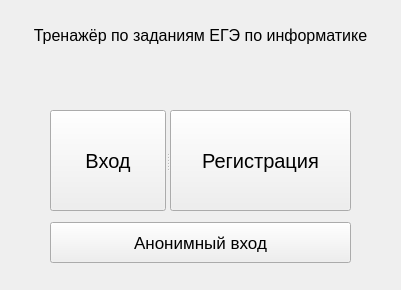
The window that data/enter.ui (ChibisGames/PyQt_trainer) describes before a commit, drawn with Qt 5.
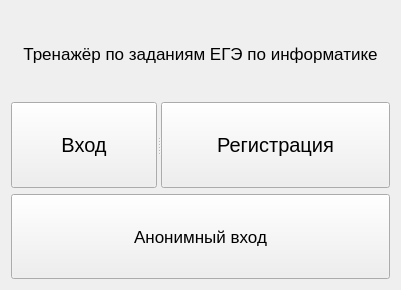
The same window after the commit.

What changed in the file:
```diff
--- a/data/enter.ui
+++ b/data/enter.ui
@@ -13,18 +13,12 @@
   <property name="windowTitle">
    <string>Вход/Регистрация</string>
   </property>
+  <layout class="QVBoxLayout" name="verticalLayout">
+   <item>
   <widget class="QLabel" name="info_label">
-   <property name="geometry">
-    <rect>
-     <x>30</x>
-     <y>10</y>
-     <width>341</width>
-     <height>51</height>
-    </rect>
-   </property>
    <property name="font">
     <font>
-     <pointsize>12</pointsize>
+       <pointsize>13</pointsize>
     </font>
    </property>
    <property name="layoutDirection">
@@ -37,15 +31,9 @@
     <set>Qt::AlignCenter</set>
    </property>
   </widget>
+   </item>
+   <item>
   <widget class="QSplitter" name="splitter">
-   <property name="geometry">
-    <rect>
-     <x>50</x>
-     <y>110</y>
-     <width>301</width>
-     <height>101</height>
-    </rect>
-   </property>
    <property name="orientation">
     <enum>Qt::Horizontal</enum>
    </property>
@@ -70,14 +58,14 @@
     </property>
    </widget>
   </widget>
+   </item>
+   <item>
   <widget class="QPushButton" name="anonim">
-   <property name="geometry">
-    <rect>
-     <x>50</x>
-     <y>222</y>
-     <width>301</width>
-     <height>41</height>
-    </rect>
+     <property name="sizePolicy">
+      <sizepolicy hsizetype="Preferred" vsizetype="Preferred">
+       <horstretch>0</horstretch>
+       <verstretch>0</verstretch>
+      </sizepolicy>
    </property>
    <property name="font">
     <font>
@@ -88,6 +76,8 @@
     <string>Анонимный вход</string>
    </property>
   </widget>
+   </item>
+  </layout>
  </widget>
  <resources/>
  <connections/>
```
Lines whose indentation alone changed are shown as unchanged.
